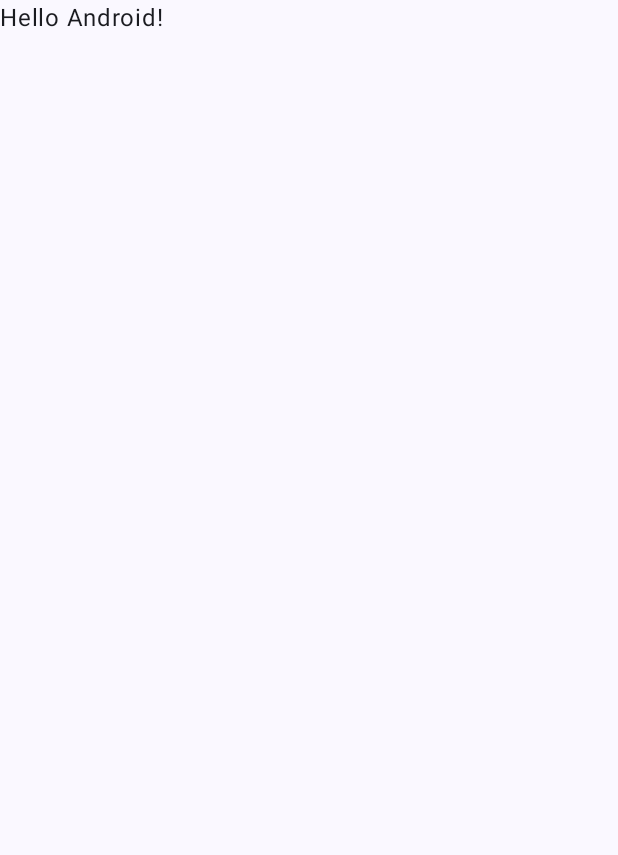
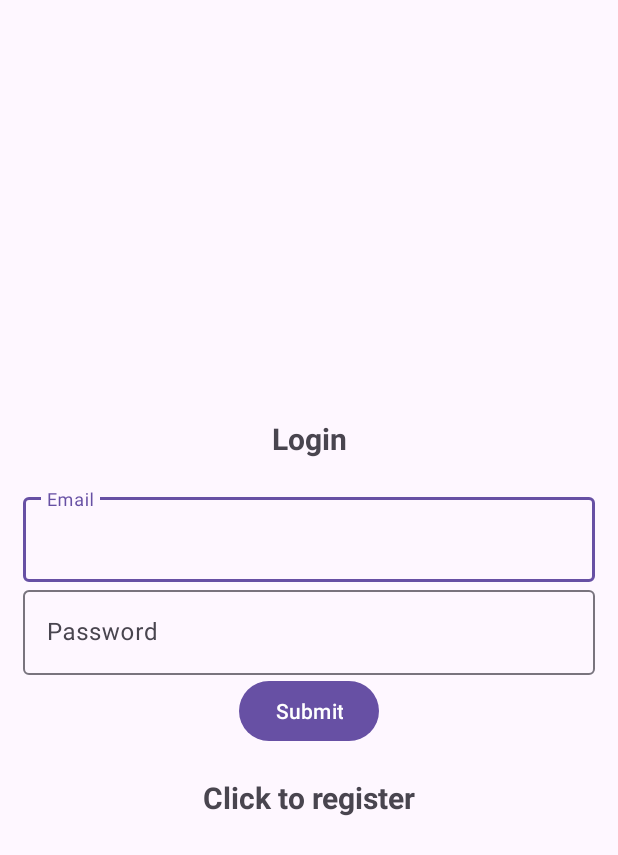
Before and after one commit to Makcime/androidfirebaselogin, an Android app built with Jetpack Compose: the screen it shows after launch (MainActivity before the commit, LoginActivity after it), on a phone screen of 412 x 824 dp. Before the commit the part shown is almost empty. Shown: the top 855 px of the screen. Run offline under Robolectric (Android 15) with nearby library versions, the phone set to English and light mode, and no system bars; our stand-ins replace Firebase (no records; nobody signed in at launch, a user with empty details on screens opened directly).

Commit message:
Succesfully complete and adapt Codes easy tuto https://www.youtube.com/watch?v=QAKq8UBv4GI

```diff
--- a/app/src/main/java/com/example/androidfirebaselogin/MainActivity.kt
+++ /dev/null
@@ -1,46 +0,0 @@
-package com.example.androidfirebaselogin
-
-import android.os.Bundle
-import androidx.activity.ComponentActivity
-import androidx.activity.compose.setContent
-import androidx.compose.foundation.layout.fillMaxSize
-import androidx.compose.material3.MaterialTheme
-import androidx.compose.material3.Surface
-import androidx.compose.material3.Text
-import androidx.compose.runtime.Composable
-import androidx.compose.ui.Modifier
-import androidx.compose.ui.tooling.preview.Preview
-import com.example.androidfirebaselogin.ui.theme.AndroidFirebaseLoginTheme
-
-class MainActivity : ComponentActivity() {
-    override fun onCreate(savedInstanceState: Bundle?) {
-        super.onCreate(savedInstanceState)
-        setContent {
-            AndroidFirebaseLoginTheme {
-                // A surface container using the 'background' color from the theme
-                Surface(
-                    modifier = Modifier.fillMaxSize(),
-                    color = MaterialTheme.colorScheme.background
-                ) {
-                    Greeting("Android")
-                }
-            }
-        }
-    }
-}
-
-@Composable
-fun Greeting(name: String, modifier: Modifier = Modifier) {
-    Text(
-        text = "Hello $name!",
-        modifier = modifier
-    )
-}
-
-@Preview(showBackground = true)
-@Composable
-fun GreetingPreview() {
-    AndroidFirebaseLoginTheme {
-        Greeting("Android")
-    }
-}
--- /dev/null
+++ b/app/src/main/java/com/example/firebase_userlogin/LoginActivity.kt
@@ -0,0 +1,109 @@
+package com.example.firebase_userlogin
+
+import android.content.ContentValues
+import android.content.ContentValues.TAG
+import android.content.Intent
+import androidx.appcompat.app.AppCompatActivity
+import android.os.Bundle
+import android.util.Log
+import android.view.View
+import android.widget.Button
+import android.widget.ProgressBar
+import android.widget.TextView
+import android.widget.Toast
+import com.google.android.material.textfield.TextInputEditText
+import com.google.firebase.Firebase
+import com.google.firebase.auth.FirebaseAuth
+import com.google.firebase.auth.auth
+
+class LoginActivity : AppCompatActivity() {
+
+    private lateinit var editTextEmail: TextInputEditText
+    private lateinit var editTextPassword: TextInputEditText
+    private lateinit var buttonLogin: Button
+    private lateinit var auth: FirebaseAuth
+    private lateinit var progressBar: ProgressBar
+    private lateinit var registerNow : TextView
+
+    public override fun onStart() {
+        super.onStart()
+        // Check if user is signed in (non-null) and update UI accordingly.
+        val currentUser = auth.currentUser
+        if (currentUser != null) {
+            // reload()
+            Toast.makeText(
+                baseContext,
+                "User  signed in.",
+                Toast.LENGTH_SHORT,
+            ).show()
+            val intent = Intent(this@LoginActivity, MainActivity::class.java)
+            startActivity(intent)
+            finish()
+        }
+    }
+
+    override fun onCreate(savedInstanceState: Bundle?) {
+        super.onCreate(savedInstanceState)
+        setContentView(R.layout.activity_login)
+        auth = Firebase.auth
+
+        editTextEmail = findViewById(R.id.email)
+        editTextPassword = findViewById(R.id.password)
+        buttonLogin = findViewById(R.id.btn_login)
+        progressBar = findViewById(R.id.pgb_register)
+
+        registerNow = findViewById(R.id.registerNow)
+        registerNow.setOnClickListener {
+            val intent = Intent(this@LoginActivity, RegisterActivity::class.java)
+            startActivity(intent)
+            finish()
+        }
+
+        buttonLogin.setOnClickListener {
+            // Code to be executed when button is clicked
+            val email = editTextEmail.text.toString().trim()
+            val password = editTextPassword.text.toString().trim()
+            progressBar.visibility = View.VISIBLE
+
+            if (email.isEmpty() || password.isEmpty()) {
+                // One or both fields are empty
+                Toast.makeText(this, "Email and password must not be empty", Toast.LENGTH_LONG)
+                    .show()
+            } else {
+                // Both fields have input
+                // Toast.makeText(this, "Email: $email\nPassword: $password", Toast.LENGTH_LONG).show()
+
+                auth.signInWithEmailAndPassword(email, password)
+                    .addOnCompleteListener(this) { task ->
+                        progressBar.visibility = View.GONE
+                        if (task.isSuccessful) {
+                            // Sign in success, update UI with the signed-in user's information
+                            Log.d(TAG, "signInWithEmail:success")
+                            val user = auth.currentUser
+                            Toast.makeText(
+                                baseContext,
+                                "Authentication complete.",
+                                Toast.LENGTH_SHORT,
+                            ).show()
+
+                            // close the login and open the main activity
+                            val intent = Intent(this@LoginActivity, MainActivity::class.java)
+                            startActivity(intent)
+                            finish()
+                            // updateUI(user)
+                        } else {
+                            // If sign in fails, display a message to the user.
+                            Log.w(TAG, "signInWithEmail:failure", task.exception)
+                            Toast.makeText(
+                                baseContext,
+                                "Authentication failed.",
+                                Toast.LENGTH_SHORT,
+                            ).show()
+                            // updateUI(null)
+                        }
+                    }
+
+            }
+        }
+    }
+}
--- a/app/src/main/java/com/example/androidfirebaselogin/ui/theme/Color.kt
+++ b/app/src/main/java/com/example/firebase_userlogin/ui/theme/Color.kt
@@ -1,4 +1,4 @@
-package com.example.androidfirebaselogin.ui.theme
+package com.example.firebase_userlogin.ui.theme
 
 import androidx.compose.ui.graphics.Color
 
--- a/app/src/main/java/com/example/androidfirebaselogin/ui/theme/Theme.kt
+++ b/app/src/main/java/com/example/firebase_userlogin/ui/theme/Theme.kt
@@ -1,4 +1,4 @@
-package com.example.androidfirebaselogin.ui.theme
+package com.example.firebase_userlogin.ui.theme
 
 import android.app.Activity
 import android.os.Build
@@ -38,7 +38,7 @@ private val LightColorScheme = lightColorScheme(
 )
 
 @Composable
-fun AndroidFirebaseLoginTheme(
+fun FirebaseuserloginTheme(
     darkTheme: Boolean = isSystemInDarkTheme(),
     // Dynamic color is available on Android 12+
     dynamicColor: Boolean = true,
--- a/app/src/main/java/com/example/androidfirebaselogin/ui/theme/Type.kt
+++ b/app/src/main/java/com/example/firebase_userlogin/ui/theme/Type.kt
@@ -1,4 +1,4 @@
-package com.example.androidfirebaselogin.ui.theme
+package com.example.firebase_userlogin.ui.theme
 
 import androidx.compose.material3.Typography
 import androidx.compose.ui.text.TextStyle
--- /dev/null
+++ b/app/src/main/res/layout/activity_login.xml
@@ -0,0 +1,69 @@
+<?xml version="1.0" encoding="utf-8"?>
+<LinearLayout xmlns:android="http://schemas.android.com/apk/res/android"
+    xmlns:app="http://schemas.android.com/apk/res-auto"
+    xmlns:tools="http://schemas.android.com/tools"
+    android:layout_width="match_parent"
+    android:layout_height="match_parent"
+    android:orientation="vertical"
+    android:gravity="center"
+    android:padding="15dp"
+    tools:context=".LoginActivity">
+
+    <TextView
+        android:layout_width="match_parent"
+        android:layout_height="wrap_content"
+        android:text="@string/login"
+        android:textSize="20sp"
+        android:textStyle="bold"
+        android:gravity="center"
+        android:layout_marginBottom="20dp"
+        />
+
+    <com.google.android.material.textfield.TextInputLayout
+        android:layout_width="match_parent"
+        android:layout_height="wrap_content">
+
+        <com.google.android.material.textfield.TextInputEditText
+            android:id="@+id/email"
+            android:hint="@string/email"
+            android:layout_width="match_parent"
+            android:layout_height="wrap_content" />
+
+    </com.google.android.material.textfield.TextInputLayout>
+
+    <com.google.android.material.textfield.TextInputLayout
+        android:layout_width="match_parent"
+        android:layout_height="wrap_content">
+
+        <com.google.android.material.textfield.TextInputEditText
+            android:id="@+id/password"
+            android:hint="@string/password"
+            android:layout_width="match_parent"
+            android:layout_height="wrap_content" />
+
+    </com.google.android.material.textfield.TextInputLayout>
+
+    <ProgressBar
+        android:id="@+id/pgb_register"
+        android:visibility="gone"
+        android:layout_width="wrap_content"
+        android:layout_height="wrap_content"
+        />
+
+    <Button
+        android:id="@+id/btn_login"
+        android:text="@string/submit"
+        android:layout_width="wrap_content"
+        android:layout_height="wrap_content" />
+
+    <TextView
+        android:textStyle="bold"
+        android:textSize="20sp"
+        android:gravity="center"
+        android:layout_marginTop="20dp"
+        android:id="@+id/registerNow"
+        android:text="@string/click_to_register"
+        android:layout_width="match_parent"
+        android:layout_height="wrap_content" />
+
+</LinearLayout>
--- a/app/src/main/res/values/strings.xml
+++ b/app/src/main/res/values/strings.xml
@@ -1,3 +1,11 @@
 <resources>
-    <string name="app_name">Android Firebase Login</string>
+    <string name="app_name">Firebase-userlogin</string>
+    <string name="login">Login</string>
+    <string name="email">Email</string>
+    <string name="password">Password</string>
+    <string name="submit">Submit</string>
+    <string name="register">Register</string>
+    <string name="click_to_login">Click to login</string>
+    <string name="click_to_register">Click to register</string>
+    <string name="logout">Logout</string>
 </resources>
--- a/app/src/main/res/values/themes.xml
+++ b/app/src/main/res/values/themes.xml
@@ -1,5 +1,5 @@
 <?xml version="1.0" encoding="utf-8"?>
 <resources>
 
-    <style name="Theme.AndroidFirebaseLogin" parent="android:Theme.Material.Light.NoActionBar" />
+    <style name="Theme.Firebaseuserlogin" parent="android:Theme.Material.Light.NoActionBar" />
 </resources>
--- a/build.gradle.kts
+++ b/build.gradle.kts
@@ -1,3 +1,8 @@
+buildscript {
+    dependencies {
+        classpath("com.google.gms:google-services:4.4.0")
+    }
+}
 // Top-level build file where you can add configuration options common to all sub-projects/modules.
 plugins {
     id("com.android.application") version "8.2.0" apply false
--- a/settings.gradle.kts
+++ b/settings.gradle.kts
@@ -13,5 +13,5 @@ dependencyResolutionManagement {
     }
 }
 
-rootProject.name = "Android Firebase Login"
+rootProject.name = "Firebase-userlogin"
 include(":app")
```
Also changed, not shown: app/build.gradle.kts (+8 -2 lines), app/src/main/AndroidManifest.xml (+15 -5 lines), app/src/main/java/com/example/firebase_userlogin/MainActivity.kt (added, +63 -0 lines), app/src/main/java/com/example/firebase_userlogin/RegisterActivity.kt (added, +97 -0 lines), app/src/main/res/layout/activity_main.xml (added, +24 -0 lines), app/src/main/res/layout/activity_register.xml (added, +69 -0 lines), gradle/wrapper/gradle-wrapper.properties, 5 other files.
